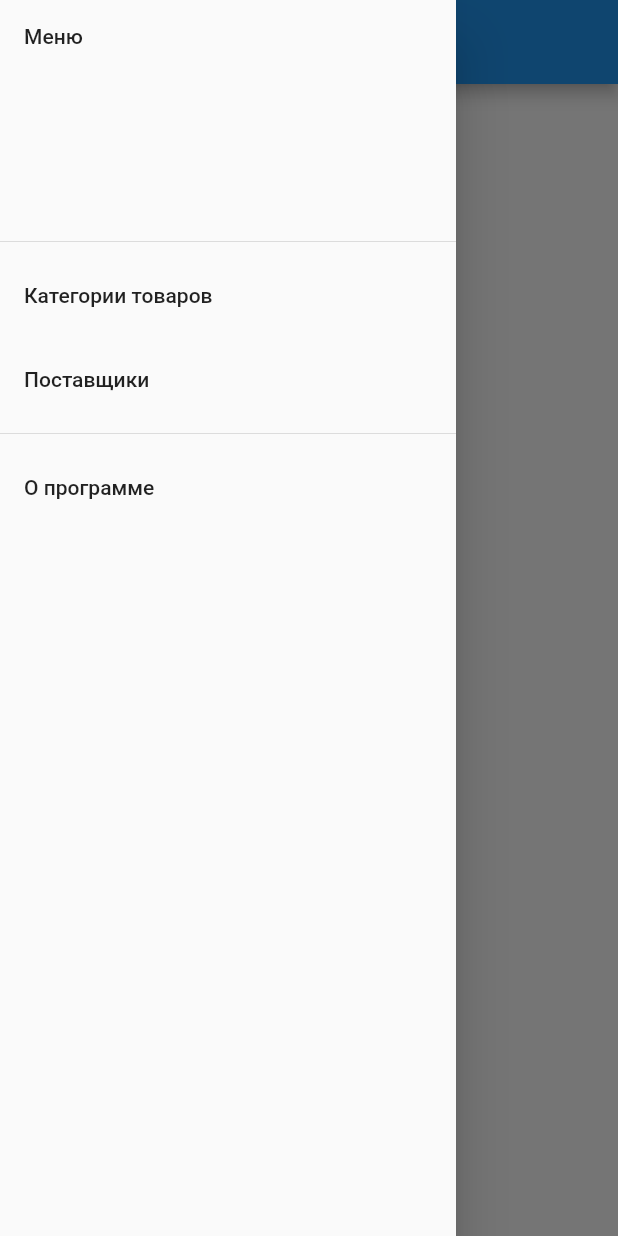
After one commit to hatabulin/stock_db, a Flutter app: the HomePage screen opened by its route, with the side drawer open, on a phone screen of 412 x 824 dp. The commit adds this screen. Run offline on Flutter 3.47's test engine with Material 2 defaults, Android fonts, the phone set to English and light mode, and no system bars; our stand-ins replace firebase_auth; accounts and stored records are empty; Roboto replaces fonts that are missing (SF Pro Display).

Commit message:
refactoring code, add homepage

```diff
--- a/lib/constants/uiroutes.dart
+++ b/lib/constants/uiroutes.dart
@@ -1,14 +1,17 @@
 import 'package:flutter/material.dart';
+import 'package:stockdb/ui/home/home_page.dart';
 import 'package:stockdb/ui/signin/signInPhonePage.dart';
 
 /// Маршруты для навигации.
 class UIRoutes {
 
   static const String signIn = '/signin';
+  static const String homePage = '/homePage';
 
   static Map<String, Widget Function(BuildContext)> getRoutes () {
     return <String, WidgetBuilder> {
       signIn: (BuildContext context) => SignInPhonePage(),
+      homePage: (BuildContext context) => HomePage(),
     };
   }
 }
--- a/lib/helpers/navigationHelper.dart
+++ b/lib/helpers/navigationHelper.dart
@@ -12,4 +12,10 @@ class NavigationHelper {
         UIRoutes.signIn,
             (Route<dynamic> route) => false,
       );
+
+  static void homePage(BuildContext context) =>
+      Navigator.of(context).pushNamedAndRemoveUntil(
+        UIRoutes.homePage,
+            (Route<dynamic> route) => false,
+      );
 }
--- /dev/null
+++ b/lib/ui/home/home_page.dart
@@ -0,0 +1,44 @@
+import 'package:flutter/material.dart';
+
+class HomePage extends StatefulWidget {
+
+  @override
+  _HomePageState createState() => new _HomePageState();
+}
+
+class _HomePageState extends State<HomePage> {
+
+  @override
+  Widget build(BuildContext context) {
+    return new Scaffold(
+      appBar: new AppBar(
+        title: new Text('Склад'),
+      ),
+      drawer: new Drawer(
+          child: new ListView(
+            children: <Widget> [
+              new DrawerHeader(child: new Text('Меню'),),
+              new ListTile(
+                title: new Text('Категории товаров'),
+                onTap: () {},
+              ),
+              new ListTile(
+                title: new Text('Поставщики'),
+                onTap: () {},
+              ),
+              new Divider(),
+              new ListTile(
+                title: new Text('О программе'),
+                onTap: () {},
+              ),
+            ],
+          )
+      ),
+      body: new Center(
+        child: new Text(
+          'Center',
+        ),
+      ),
+    );
+  }
+}
```
Also changed, not shown: lib/ui/signin/signInPhonePage.dart (+21 -5 lines).
